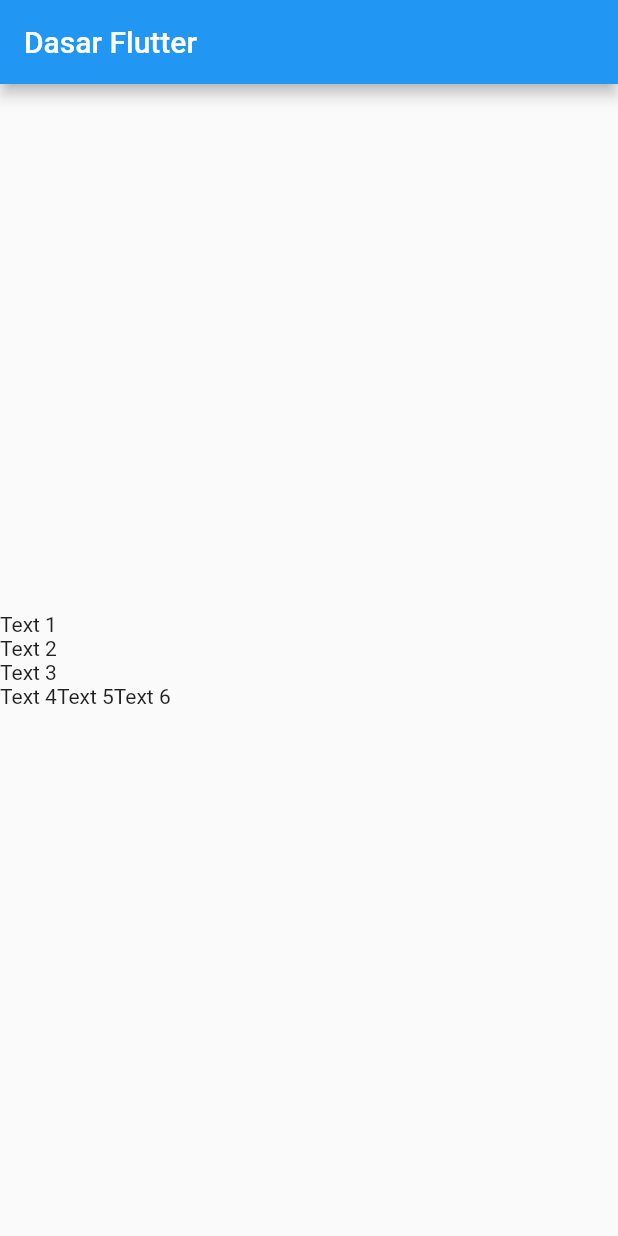
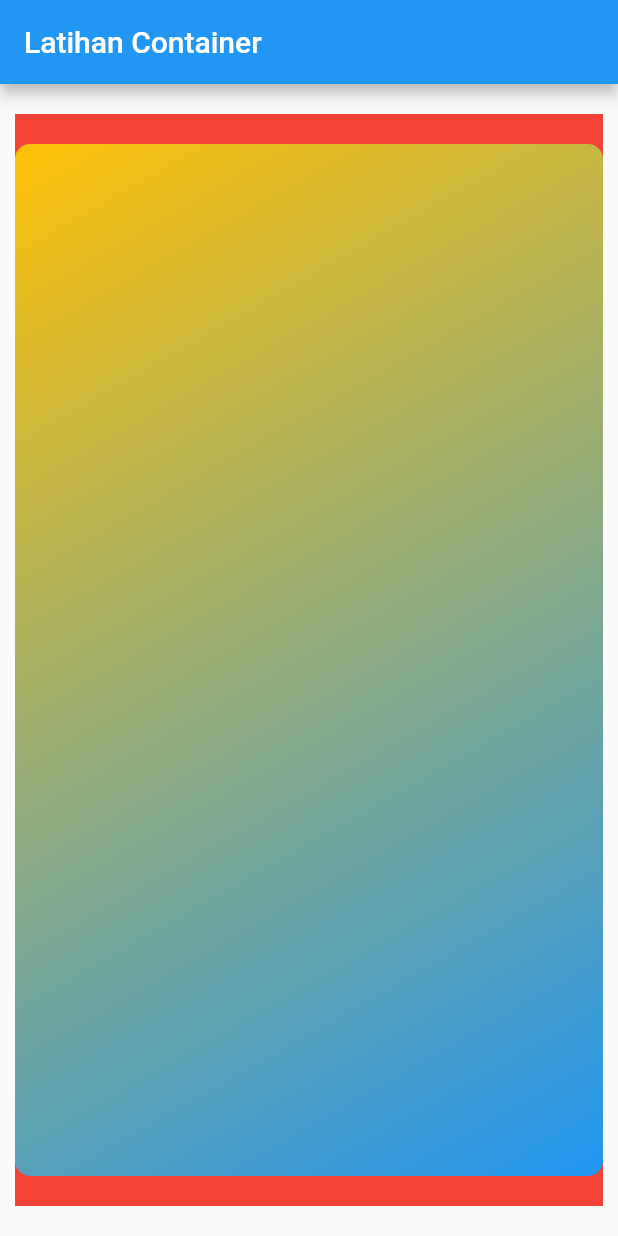
Before and after one commit to ryn-crypto/Flutter_dasar, a Flutter app: the screen it shows after launch, on a phone screen of 412 x 824 dp. Run offline on Flutter 3.47's test engine with Material 2 defaults, Android fonts, the phone set to English and light mode, and no system bars.

Commit message:
belajar menggunakan widget container

```diff
--- a/lib/columnt.dart
+++ b/lib/columnt.dart
@@ -48,8 +48,10 @@
         home: Scaffold(
             appBar: AppBar(title: Text("Dasar Flutter")),
             body: Column(
-              mainAxisAlignment: MainAxisAlignment.center,
-              crossAxisAlignment: CrossAxisAlignment.start,
+              mainAxisAlignment:
+                  MainAxisAlignment.center, //mengatu secara vertikal
+              crossAxisAlignment:
+                  CrossAxisAlignment.start, //mengatu secara horizontal
               children: <Widget>[
                 Text('Text 1'),
                 Text('Text 2'),
--- /dev/null
+++ b/lib/container.dart
@@ -0,0 +1,32 @@
+import 'package:flutter/material.dart';
+
+// untuk membuat column
+class Contain extends StatelessWidget {
+  const Contain({Key key}) : super(key: key);
+
+  @override
+  Widget build(BuildContext context) {
+    return MaterialApp(
+      home: Scaffold(
+          appBar: AppBar(title: Text("Latihan Container")),
+          body: Container(
+            color: Colors.red,
+            margin: EdgeInsets.fromLTRB(10, 20, 10, 20),
+            //  untuk memberi margin menggunakan trlb untuk berbeda setiap sisi
+            padding:
+                EdgeInsets.only(bottom: 20, top: 20), // untuk memberi padding
+            child: Container(
+              decoration: BoxDecoration(
+                  borderRadius: BorderRadius.circular(10),
+                  gradient: LinearGradient(
+                      begin: Alignment.topLeft,
+                      end: Alignment.bottomRight,
+                      colors: <Color>[
+                        Colors.amber,
+                        Colors.blue,
+                      ])),
+            ),
+          )),
+    );
+  }
+}
--- a/lib/main.dart
+++ b/lib/main.dart
@@ -1,7 +1,8 @@
+import 'package:dasar_flutter/container.dart';
 import 'package:flutter/material.dart';
 import 'columnt.dart';
 
-void main() => runApp(CoRo());
+void main() => runApp(Contain());
 
 // stl enter untuk membuat myApp class
 class MyApp extends StatelessWidget {
```
